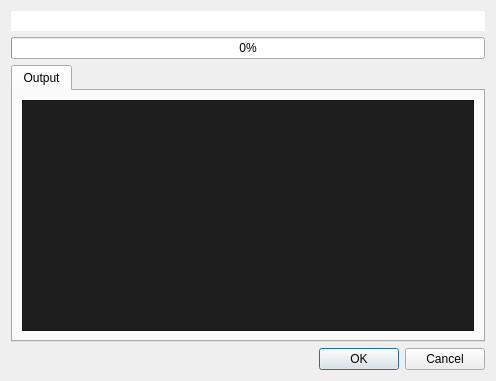
The window that src/libkommitwidgets/dialogs/runnerdialog.ui (KDE/kommit) describes before a commit, drawn with Qt 5.
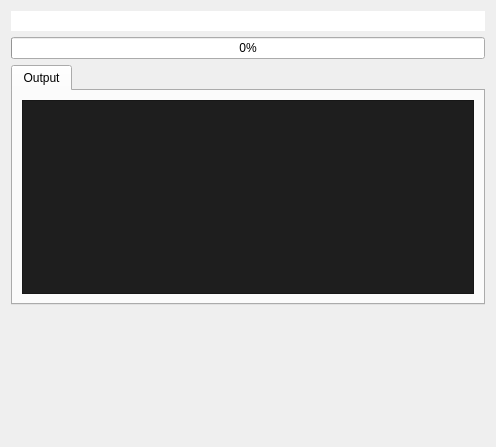
The same window after the commit. Icons and pictures are not drawn.

Commit message: Use Cancel/Close button

Patch:
```diff
--- a/src/libkommitwidgets/dialogs/runnerdialog.ui
+++ b/src/libkommitwidgets/dialogs/runnerdialog.ui
@@ -7,7 +7,7 @@
     <x>0</x>
     <y>0</y>
     <width>496</width>
-    <height>381</height>
+    <height>447</height>
    </rect>
   </property>
   <property name="windowTitle">
@@ -70,8 +70,8 @@
 hr { height: 1px; border-width: 0; }
 li.unchecked::marker { content: &quot;\2610&quot;; }
 li.checked::marker { content: &quot;\2612&quot;; }
-&lt;/style&gt;&lt;/head&gt;&lt;body style=&quot; font-family:'Monospace'; font-size:10pt; font-weight:400; font-style:normal;&quot;&gt;
-&lt;p style=&quot;-qt-paragraph-type:empty; margin-top:0px; margin-bottom:0px; margin-left:0px; margin-right:0px; -qt-block-indent:0; text-indent:0px; font-size:9pt;&quot;&gt;&lt;br /&gt;&lt;/p&gt;&lt;/body&gt;&lt;/html&gt;</string>
+&lt;/style&gt;&lt;/head&gt;&lt;body style=&quot; font-family:'Monospace'; font-size:9pt; font-weight:400; font-style:normal;&quot;&gt;
+&lt;p style=&quot;-qt-paragraph-type:empty; margin-top:0px; margin-bottom:0px; margin-left:0px; margin-right:0px; -qt-block-indent:0; text-indent:0px;&quot;&gt;&lt;br /&gt;&lt;/p&gt;&lt;/body&gt;&lt;/html&gt;</string>
          </property>
         </widget>
        </item>
@@ -83,9 +83,6 @@
     <layout class="QHBoxLayout" name="horizontalLayout">
      <item>
       <spacer name="horizontalSpacer">
-       <property name="orientation">
-        <enum>Qt::Orientation::Horizontal</enum>
-       </property>
        <property name="sizeHint" stdset="0">
         <size>
          <width>40</width>
@@ -97,7 +94,7 @@
      <item>
       <widget class="QDialogButtonBox" name="buttonBox">
        <property name="standardButtons">
-        <set>QDialogButtonBox::StandardButton::Cancel|QDialogButtonBox::StandardButton::Ok</set>
+        <set>QDialogButtonBox::NoButton</set>
        </property>
       </widget>
      </item>
```
Left out of the diff: 2 changed lines with no effect on the pictures. The commit also changes 1 other file.
